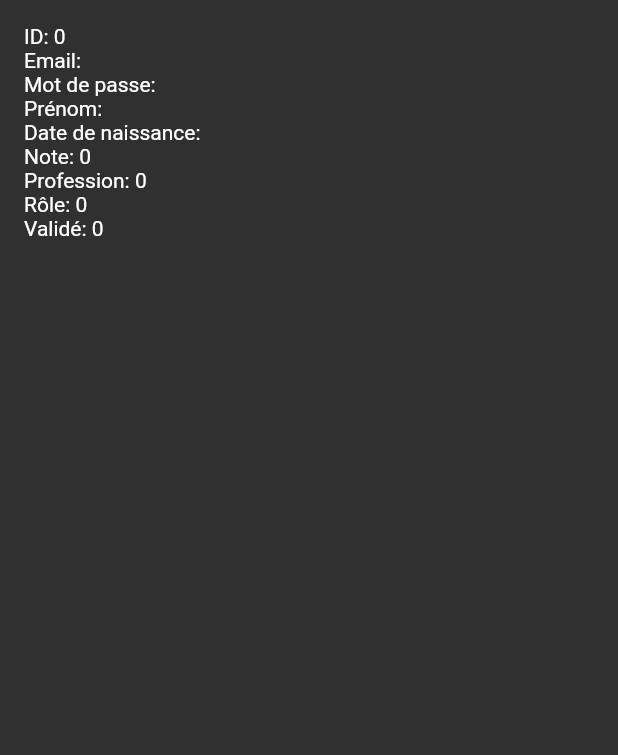
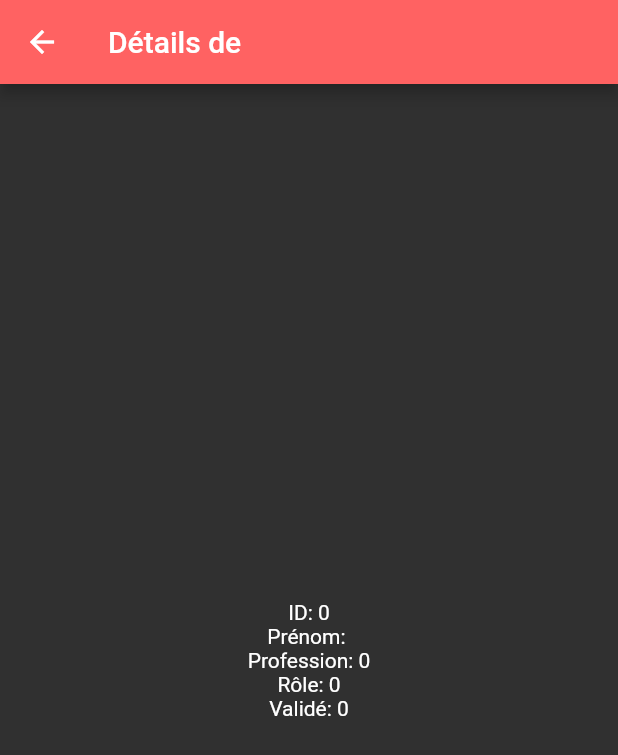
Before and after one commit to bingchillin/Personal-Services-App-3MOC, a Flutter app: the UserDetailsWidget screen opened directly with empty values, on a phone screen of 412 x 824 dp. Shown: the top 755 px of the screen. Run offline on Flutter 3.47's test engine with Material 2 defaults, Android fonts, the phone set to English and light mode, and no system bars; network calls fail.

Commit message:
HAAAAAAAAAAAAAAAAAAAAAAAAAAAAAAAAAAAAA CHANGED THINGS

```diff
--- a/Flutter/lib/pages/details_user.dart
+++ b/Flutter/lib/pages/details_user.dart
@@ -6,26 +6,24 @@ class UserDetailsWidget extends StatelessWidget {
 
   const UserDetailsWidget({Key? key, required this.user}) : super(key: key);
 
-  static const String routeName = '/user_details';
-
   @override
   Widget build(BuildContext context) {
-    return Padding(
-        padding: const EdgeInsets.all(16),
+    return Scaffold(
+      appBar: AppBar(
+        title: Text('Détails de ${user.firstname}'),
+      ),
+      body: Center(
         child: Column(
-          crossAxisAlignment: CrossAxisAlignment.start,
+          mainAxisAlignment: MainAxisAlignment.center,
           children: [
             Text('ID: ${user.id}'),
-            Text('Email: ${user.email}'),
-            Text('Mot de passe: ${user.password}'),
             Text('Prénom: ${user.firstname}'),
-            Text('Date de naissance: ${user.birthdate}'),
-            Text('Note: ${user.note}'),
             Text('Profession: ${user.profession}'),
             Text('Rôle: ${user.role}'),
             Text('Validé: ${user.validated}'),
           ],
         ),
-      );
+      ),
+    );
   }
 }
--- a/Flutter/lib/webservices/user_class.dart
+++ b/Flutter/lib/webservices/user_class.dart
@@ -2,6 +2,7 @@ class User {
   final int? id;
   final String? email;
   final String? password;
+  final String? lastname;
   final String? firstname;
   final String? birthdate;
   final int? validated;
@@ -13,6 +14,7 @@ class User {
     required this.id,
     required this.email,
     required this.password,
+    required this.lastname,
     required this.firstname,
     required this.birthdate,
     required this.validated,
@@ -26,6 +28,7 @@ class User {
       id: json['id'] is int ? json['id'] : null,
       email: json['email'] is String ? json['email'] : null,
       password: json['password'] is String ? json['password'] : null,
+      lastname: json['lastname'] is String ? json['lastname'] : null,
       firstname: json['firstname'] is String ? json['firstname'] : null,
       birthdate: json['birthdate'] is String ? json['birthdate'] : null,
       validated: json['validated'] is int ? json['validated'] : null,
@@ -37,7 +40,7 @@ class User {
 
   @override
   String toString() {
-    return 'User{id: $id, firstname: $firstname, profession: $profession, role: $role, validated: $validated}';
+    return 'User{id: $id, lastname: $lastname, firstname: $firstname, profession: $profession, role: $role, validated: $validated}';
     //return 'User{email: $email, password: $password, firstname: $firstname, birthdate: $birthdate, validated: $validated, note: $note, profession: $profession, role: $role}';
   }
 }
```
Also changed, not shown: Flutter/lib/main.dart (+10 -6 lines), Flutter/lib/webservices/user_futurebuilder.dart (+16 -5 lines).
